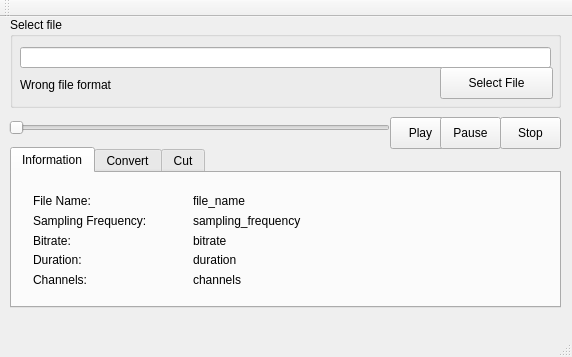
Old version of the form resources/gui/mainwindow.ui in the repository ihor-pyvovarnyk/oae-sound-processing-tool.
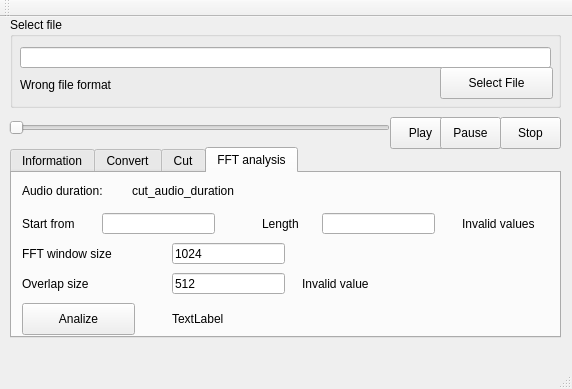
New version of the form. The open tabs and pages were chosen to show the change.

Commit message: Added FFT analysis

Patch:
```diff
--- a/resources/gui/mainwindow.ui
+++ b/resources/gui/mainwindow.ui
@@ -7,7 +7,7 @@
     <x>0</x>
     <y>0</y>
     <width>572</width>
-    <height>357</height>
+    <height>389</height>
    </rect>
   </property>
   <property name="windowTitle">
@@ -78,7 +78,7 @@
       <x>10</x>
       <y>130</y>
       <width>551</width>
-      <height>161</height>
+      <height>191</height>
      </rect>
     </property>
     <property name="layoutDirection">
@@ -359,6 +359,187 @@
       </property>
      </widget>
     </widget>
+    <widget class="QWidget" name="tab_4">
+     <attribute name="title">
+      <string>FFT analysis</string>
+     </attribute>
+     <widget class="QLabel" name="fft_start_from_label">
+      <property name="geometry">
+       <rect>
+        <x>10</x>
+        <y>40</y>
+        <width>81</width>
+        <height>21</height>
+       </rect>
+      </property>
+      <property name="text">
+       <string>Start from</string>
+      </property>
+     </widget>
+     <widget class="QLabel" name="fft_invalid_values_label">
+      <property name="geometry">
+       <rect>
+        <x>450</x>
+        <y>40</y>
+        <width>91</width>
+        <height>21</height>
+       </rect>
+      </property>
+      <property name="text">
+       <string>Invalid values</string>
+      </property>
+     </widget>
+     <widget class="QLabel" name="fft_audio_duration_label">
+      <property name="geometry">
+       <rect>
+        <x>10</x>
+        <y>10</y>
+        <width>111</width>
+        <height>16</height>
+       </rect>
+      </property>
+      <property name="text">
+       <string>Audio duration:</string>
+      </property>
+     </widget>
+     <widget class="QLabel" name="fft_audio_duration_value">
+      <property name="geometry">
+       <rect>
+        <x>120</x>
+        <y>10</y>
+        <width>411</width>
+        <height>16</height>
+       </rect>
+      </property>
+      <property name="text">
+       <string>cut_audio_duration</string>
+      </property>
+     </widget>
+     <widget class="QLineEdit" name="fft_start_from_edit">
+      <property name="geometry">
+       <rect>
+        <x>90</x>
+        <y>40</y>
+        <width>113</width>
+        <height>21</height>
+       </rect>
+      </property>
+     </widget>
+     <widget class="QLabel" name="fft_length_label">
+      <property name="geometry">
+       <rect>
+        <x>250</x>
+        <y>40</y>
+        <width>61</width>
+        <height>21</height>
+       </rect>
+      </property>
+      <property name="text">
+       <string>Length</string>
+      </property>
+     </widget>
+     <widget class="QLineEdit" name="fft_length_edit">
+      <property name="geometry">
+       <rect>
+        <x>310</x>
+        <y>40</y>
+        <width>113</width>
+        <height>21</height>
+       </rect>
+      </property>
+     </widget>
+     <widget class="QLabel" name="fft_window_size_label">
+      <property name="geometry">
+       <rect>
+        <x>10</x>
+        <y>70</y>
+        <width>121</width>
+        <height>21</height>
+       </rect>
+      </property>
+      <property name="text">
+       <string>FFT window size</string>
+      </property>
+     </widget>
+     <widget class="QLineEdit" name="fft_window_size_edit">
+      <property name="geometry">
+       <rect>
+        <x>160</x>
+        <y>70</y>
+        <width>113</width>
+        <height>21</height>
+       </rect>
+      </property>
+      <property name="text">
+       <string>1024</string>
+      </property>
+     </widget>
+     <widget class="QLabel" name="fft_overlap_size_label">
+      <property name="geometry">
+       <rect>
+        <x>10</x>
+        <y>100</y>
+        <width>121</width>
+        <height>21</height>
+       </rect>
+      </property>
+      <property name="text">
+       <string>Overlap size</string>
+      </property>
+     </widget>
+     <widget class="QLineEdit" name="fft_overlap_size_edit">
+      <property name="geometry">
+       <rect>
+        <x>160</x>
+        <y>100</y>
+        <width>113</width>
+        <height>21</height>
+       </rect>
+      </property>
+      <property name="text">
+       <string>512</string>
+      </property>
+     </widget>
+     <widget class="QLabel" name="fft_overlap_error_label">
+      <property name="geometry">
+       <rect>
+        <x>290</x>
+        <y>100</y>
+        <width>91</width>
+        <height>21</height>
+       </rect>
+      </property>
+      <property name="text">
+       <string>Invalid value</string>
+      </property>
+     </widget>
+     <widget class="QPushButton" name="fft_analysis_btn">
+      <property name="geometry">
+       <rect>
+        <x>10</x>
+        <y>130</y>
+        <width>113</width>
+        <height>32</height>
+       </rect>
+      </property>
+      <property name="text">
+       <string>Analize</string>
+      </property>
+     </widget>
+     <widget class="QLabel" name="fft_analysis_status_label">
+      <property name="geometry">
+       <rect>
+        <x>160</x>
+        <y>135</y>
+        <width>61</width>
+        <height>21</height>
+       </rect>
+      </property>
+      <property name="text">
+       <string>TextLabel</string>
+      </property>
+     </widget>
+    </widget>
    </widget>
    <widget class="QPushButton" name="stop_btn">
     <property name="geometry">
```
The commit also changes 8 other files.
